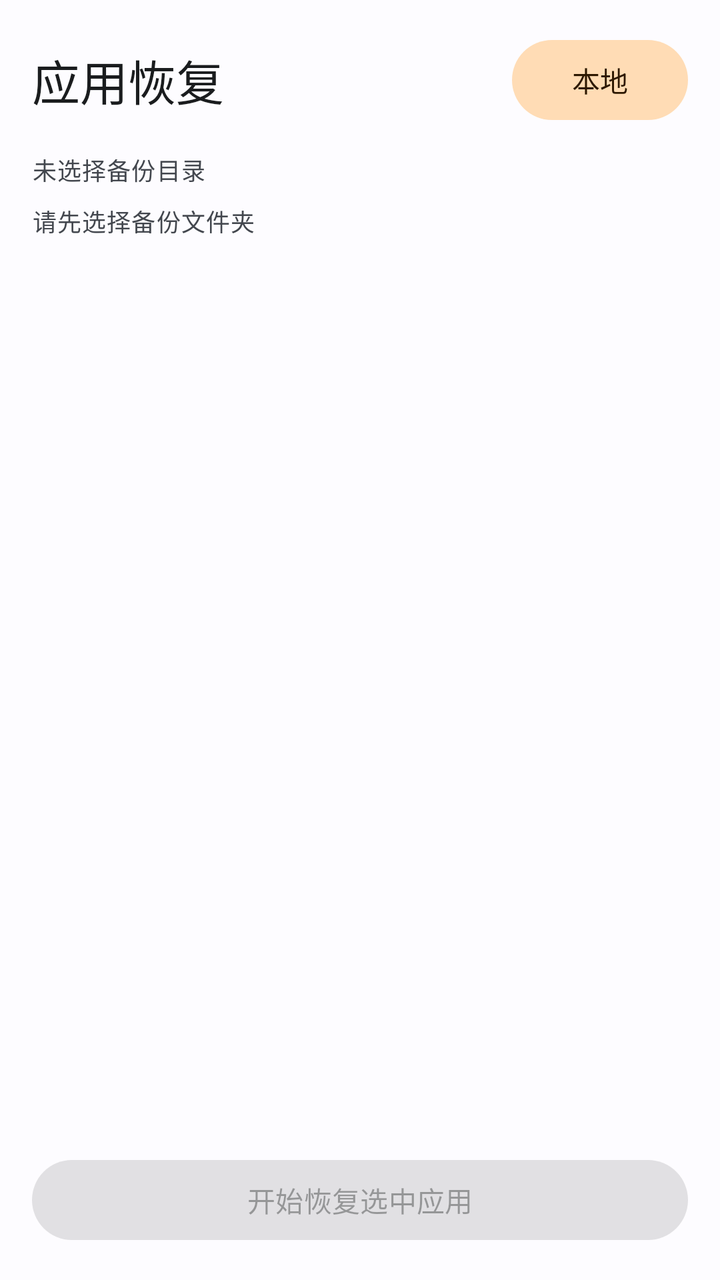
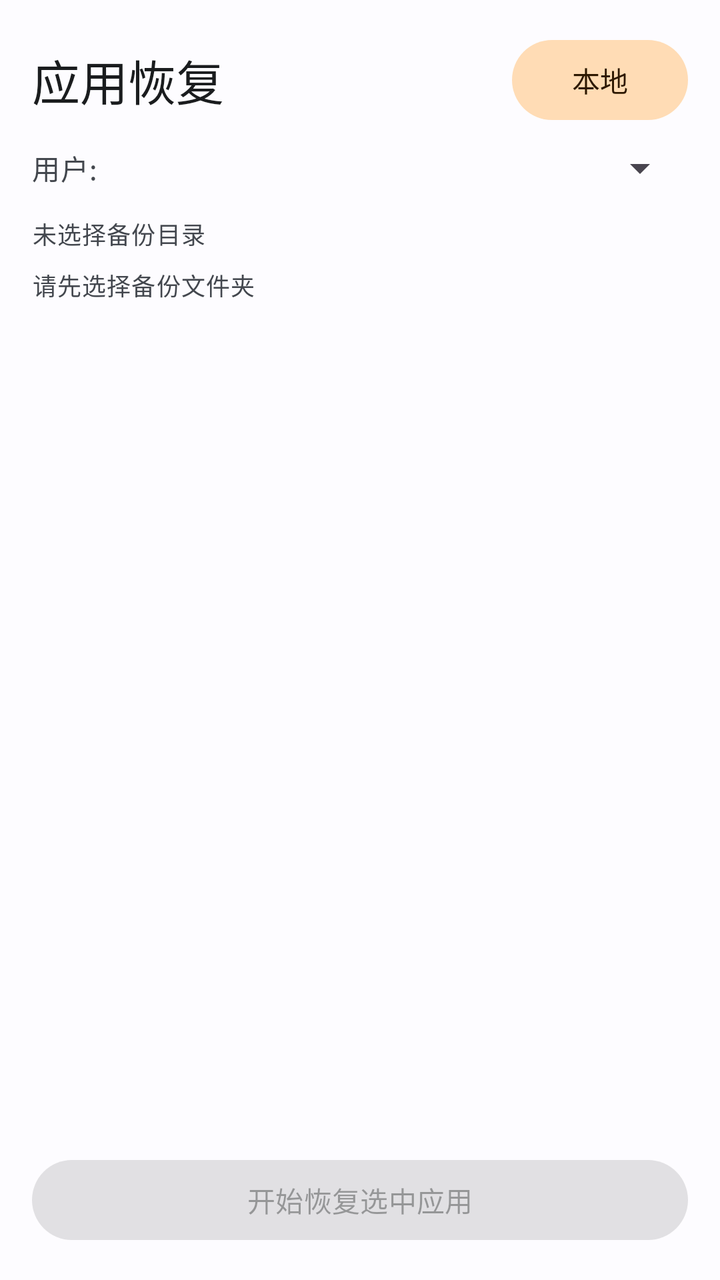

An Android layout rendered at two revisions. The XML below is the earlier revision; the diff shows what the commit changed to produce the second picture.
<!-- AndroidManifest.xml: application theme AppTheme -->
<!-- res/layout/fragment_restore.xml -->
<?xml version="1.0" encoding="utf-8"?>
<LinearLayout xmlns:android="http://schemas.android.com/apk/res/android"
    xmlns:app="http://schemas.android.com/apk/res-auto"
    android:layout_width="match_parent"
    android:layout_height="match_parent"
    android:orientation="vertical"
    android:padding="16dp"
    android:background="?attr/colorSurface">

    <LinearLayout
        android:layout_width="match_parent"
        android:layout_height="wrap_content"
        android:gravity="center_vertical"
        android:orientation="horizontal">

        <TextView
            android:layout_width="0dp"
            android:layout_height="wrap_content"
            android:layout_weight="1"
            android:text="应用恢复"
            android:textAppearance="@style/TextAppearance.Material3.HeadlineSmall"
            android:textColor="?attr/colorOnSurface" />

        <com.google.android.material.button.MaterialButton
            android:id="@+id/selectDirButton"
            android:layout_width="wrap_content"
            android:layout_height="wrap_content"
            android:text="本地"
            style="@style/Widget.Material3.Button.TonalButton" />

        <com.google.android.material.button.MaterialButton
            android:id="@+id/selectResticButton"
            android:layout_width="wrap_content"
            android:layout_height="wrap_content"
            android:layout_marginStart="8dp"
            android:text="Restic"
            android:visibility="gone"
            style="@style/Widget.Material3.Button.TonalButton" />
    </LinearLayout>

    <TextView
        android:id="@+id/backupDirText"
        android:layout_width="match_parent"
        android:layout_height="wrap_content"
        android:layout_marginTop="12dp"
        android:ellipsize="middle"
        android:singleLine="true"
        android:text="未选择备份目录"
        android:textAppearance="@style/TextAppearance.Material3.BodySmall"
        android:textColor="?attr/colorOnSurfaceVariant" />

    <com.google.android.material.progressindicator.LinearProgressIndicator
        android:id="@+id/progressBar"
        android:layout_width="match_parent"
        android:layout_height="wrap_content"
        android:layout_marginTop="8dp"
        android:indeterminate="true"
        android:visibility="gone"
        app:indicatorColor="?attr/colorPrimary"
        app:trackColor="?attr/colorSurfaceVariant" />

    <TextView
        android:id="@+id/statusText"
        android:layout_width="match_parent"
        android:layout_height="wrap_content"
        android:layout_marginTop="8dp"
        android:text="请先选择备份文件夹"
        android:textAppearance="@style/TextAppearance.Material3.BodySmall"
        android:textColor="?attr/colorOnSurfaceVariant" />

    <androidx.recyclerview.widget.RecyclerView
        android:id="@+id/appList"
        android:layout_width="match_parent"
        android:layout_height="0dp"
        android:layout_weight="1"
        android:layout_marginTop="12dp"
        android:clipToPadding="false"
        android:paddingBottom="8dp" />

    <com.google.android.material.button.MaterialButton
        android:id="@+id/restoreButton"
        android:layout_width="match_parent"
        android:layout_height="wrap_content"
        android:layout_marginTop="12dp"
        android:enabled="false"
        android:text="开始恢复选中应用"
        style="@style/Widget.Material3.Button" />

</LinearLayout>
<!-- resources referenced by this layout -->
<resources>
  <color name="primary">#1565C0</color>
  <color name="onPrimary">#FFFFFF</color>
  <color name="primaryContainer">#D1E4FF</color>
  <color name="onPrimaryContainer">#001D36</color>
  <color name="inverseSurface">#2F3033</color>
  <color name="secondary">#FF8F00</color>
  <color name="onSecondary">#FFFFFF</color>
  <color name="secondaryContainer">#FFDCB5</color>
  <color name="onSecondaryContainer">#2D1800</color>
  <color name="tertiary">#00796B</color>
  <color name="onTertiary">#FFFFFF</color>
  <color name="tertiaryContainer">#A7F0DE</color>
  <color name="onTertiaryContainer">#001F19</color>
  <color name="error">#BA1A1A</color>
  <color name="onError">#FFFFFF</color>
  <color name="errorContainer">#FFDAD6</color>
  <color name="onErrorContainer">#410002</color>
  <color name="background">#FDFCFF</color>
  <color name="onBackground">#1A1C1E</color>
  <color name="surface">#FDFCFF</color>
  <color name="onSurface">#1A1C1E</color>
  <color name="surfaceVariant">#DFE2EB</color>
  <color name="onSurfaceVariant">#43474E</color>
  <color name="inverseOnSurface">#F1F0F4</color>
  <color name="outline">#73777F</color>
  <color name="outlineVariant">#C3C6CF</color>
  <color name="surfaceContainerLowest">#FFFFFF</color>
  <color name="surfaceContainerLow">#F7F9FC</color>
  <color name="surfaceContainer">#F1F3F7</color>
  <color name="surfaceContainerHigh">#EBEDF1</color>
  <color name="surfaceContainerHighest">#E6E8EB</color>
</resources>

<!-- the commit's change to res/layout/fragment_restore.xml (unified diff, before → after) -->
@@ -36,6 +36,27 @@
             android:text="Restic"
             android:visibility="gone"
             style="@style/Widget.Material3.Button.TonalButton" />
+    </LinearLayout>
+
+    <LinearLayout
+        android:layout_width="match_parent"
+        android:layout_height="wrap_content"
+        android:layout_marginTop="8dp"
+        android:gravity="center_vertical"
+        android:orientation="horizontal">
+
+        <TextView
+            android:layout_width="wrap_content"
+            android:layout_height="wrap_content"
+            android:text="用户: "
+            android:textAppearance="@style/TextAppearance.Material3.BodyMedium"
+            android:textColor="?attr/colorOnSurfaceVariant" />
+
+        <Spinner
+            android:id="@+id/userSelector"
+            android:layout_width="0dp"
+            android:layout_height="wrap_content"
+            android:layout_weight="1" />
     </LinearLayout>
 
     <TextView
